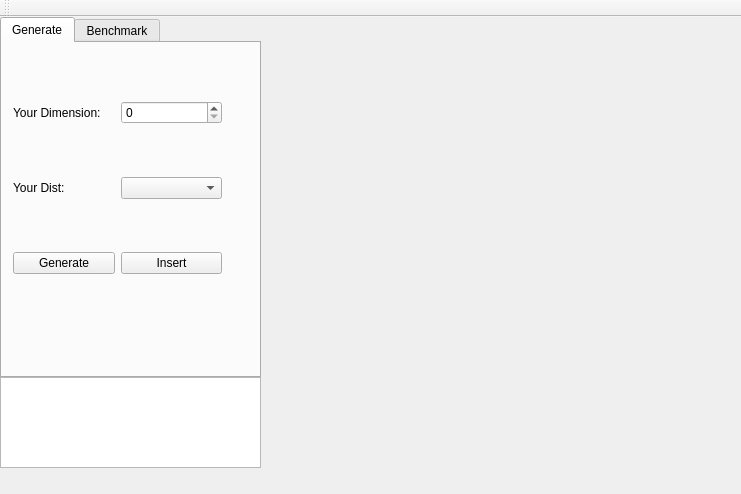
Qt form source/mainwindow.ui (ObadaJabassini/parallel-matrix-vector-multiplication) before a commit.
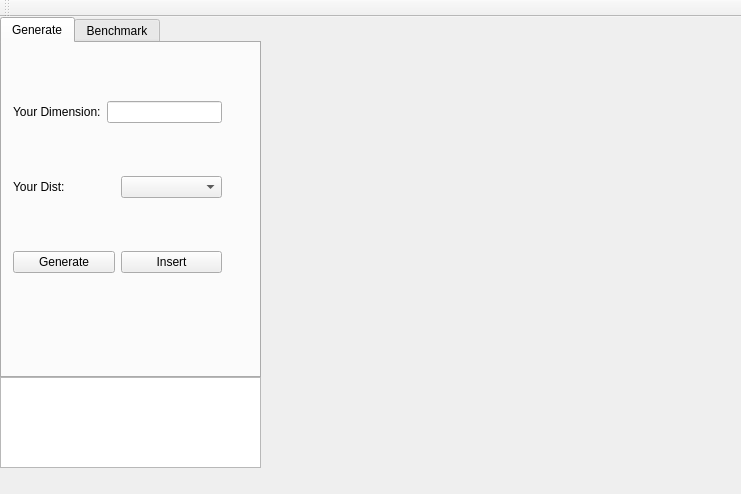
The same form after that commit. The open tabs and pages were chosen to show the change. Custom widgets are drawn as their Qt base class.

Diff of the .ui file:
```diff
--- a/source/mainwindow.ui
+++ b/source/mainwindow.ui
@@ -50,7 +50,7 @@
                                         </widget>
                                     </item>
                                     <item>
-                                        <widget class="QSpinBox" name="dimensionBox"/>
+                                        <widget class="QLineEdit" name="dimensionBox"/>
                                     </item>
                                 </layout>
                             </item>
```
Left out of the diff: 2 changed lines with no effect on the pictures.
